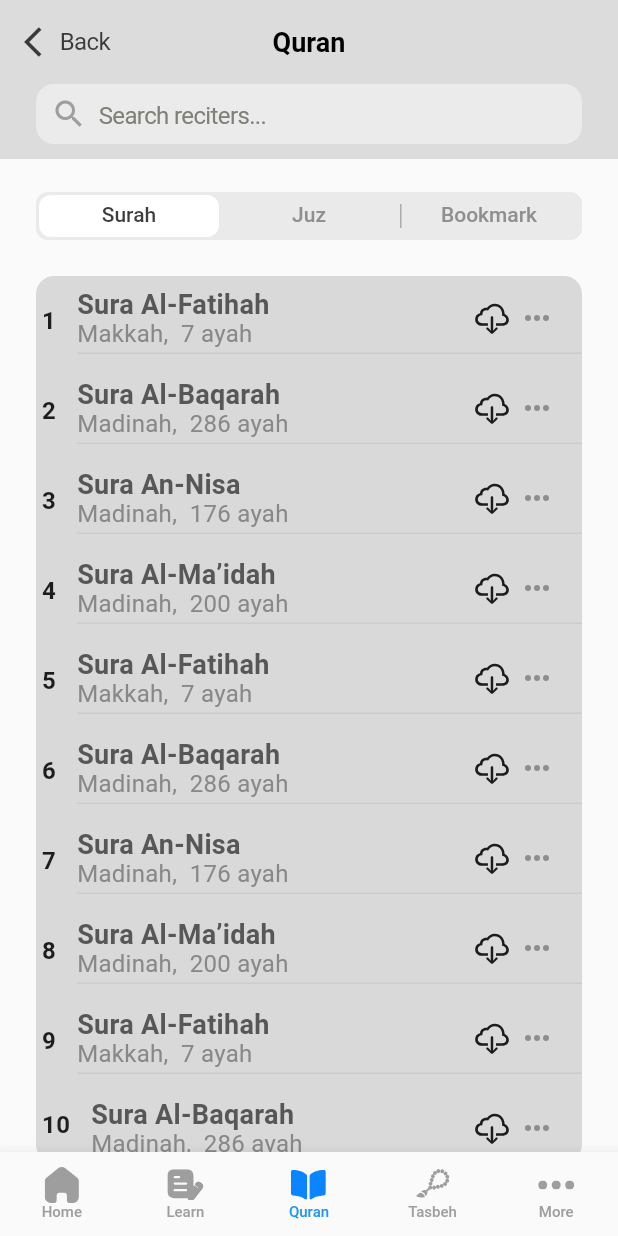
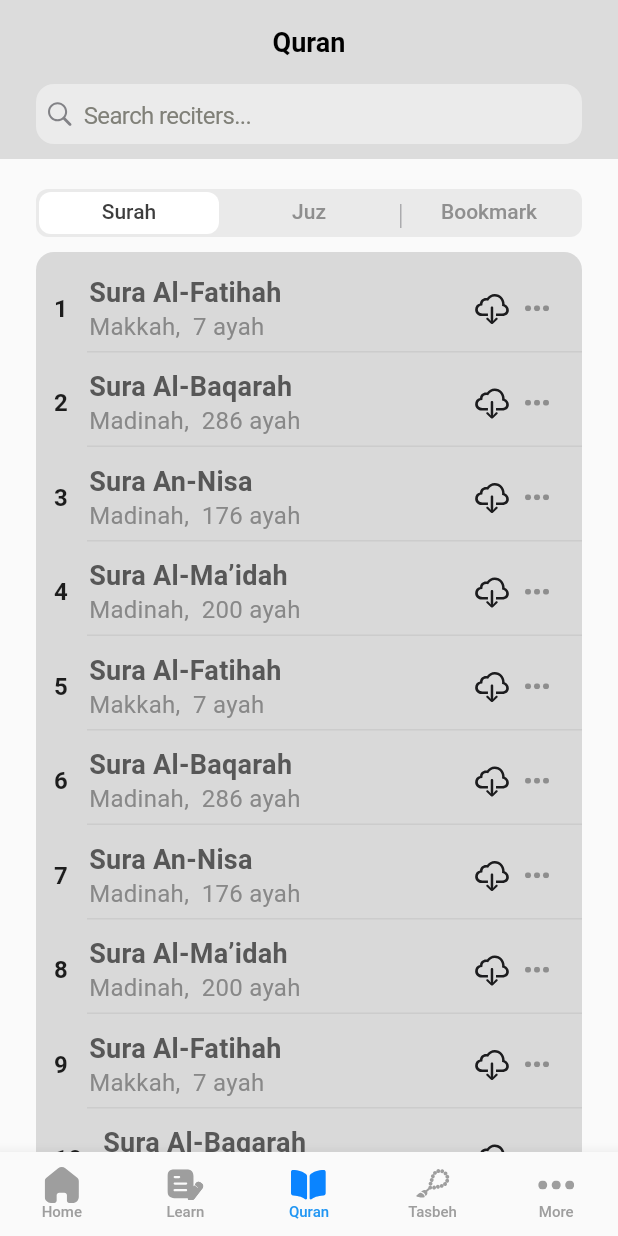
Before and after one commit to IbrohimJamoliddinov/Al-Quron, a Flutter app: the screen it shows after launch, item 3 of the bottom bar chosen, on a phone screen of 412 x 824 dp. Run offline on Flutter 3.47's test engine with Material 2 defaults, Android fonts, the phone set to English and light mode, and no system bars; our stand-ins replace carousel_slider, flutter_svg, flutter_switch, modal_bottom_sheet, percent_indicator, shared_preferences.

Commit message:
Quran screen

```diff
--- a/lib/src/ui/home/inside_reciters.dart
+++ b/lib/src/ui/home/inside_reciters.dart
@@ -375,8 +375,12 @@ class _InsideScreenState extends State<InsideScreen> {
                       shrinkWrap: true,
                       physics: NeverScrollableScrollPhysics(),
                       itemCount: data.length,
+                      padding: EdgeInsets.only(top: 4),
                       itemBuilder: (context, index) {
-                        return Row(
+                        return Column(
+                          children: [
+                            SizedBox(height: 12),
+                            Row(
                               crossAxisAlignment: CrossAxisAlignment.center,
                               mainAxisAlignment: MainAxisAlignment.center,
                               children: [
@@ -393,12 +397,6 @@ class _InsideScreenState extends State<InsideScreen> {
                                   ),
                                 ),
                                 SizedBox(width: 14),
-                            Expanded(
-                              child: Column(
-                                children: [
-                                  SizedBox(height: 16),
-                                  Row(
-                                    children: [
                                 Expanded(
                                   child: Column(
                                     children: [
@@ -440,18 +438,15 @@ class _InsideScreenState extends State<InsideScreen> {
                                 ),
                               ],
                             ),
-                                  SizedBox(height: 3),
+                            SizedBox(height: 7),
                             index == data.length - 1
                                 ? Container()
                                 : Container(
+                                    margin: EdgeInsets.only(
+                                      left: 34,
+                                    ),
                                     height: 1,
                                     color: Color(0xFFCCCCCC),
-                                        ),
-                                  index == data.length - 1
-                                      ? Container()
-                                      : SizedBox(height: 8),
-                                ],
-                              ),
                                   ),
                           ],
                         );
--- a/lib/src/ui/quran/inside_read.dart
+++ b/lib/src/ui/quran/inside_read.dart
@@ -4,15 +4,14 @@ import 'package:flutter/material.dart';
 import 'package:flutter_svg/svg.dart';
 
 class InsideRead extends StatefulWidget {
-
   @override
   _InsideReadState createState() => _InsideReadState();
 }
 
 class _InsideReadState extends State<InsideRead> {
-  int _selektedIndex = 0;
+  int _selectedIndex = 0;
 
-  List<SurahScreen> dataSurah = [
+  List<SurahScreen> data = [
     SurahScreen(surahName: "Sura Al-Fatihah", ayahMor: "Makkah,  7 ayah"),
     SurahScreen(surahName: "Sura Al-Baqarah", ayahMor: "Madinah,  286 ayah"),
     SurahScreen(surahName: "Sura An-Nisa", ayahMor: "Madinah,  176 ayah"),
@@ -31,29 +30,9 @@ class _InsideReadState extends State<InsideRead> {
       length: 3,
       child: Scaffold(
         appBar: AppBar(
-          leadingWidth: 125,
           backgroundColor: Color(0xFFDCDCDC),
           elevation: 0,
-          leading: Row(
-            children: [
-              SizedBox(
-                width: 16,
-              ),
-              Icon(
-                Icons.arrow_back_ios,
-                color: Color(0xFF3A3A3C),
-              ),
-              Text(
-                "Back",
-                style: TextStyle(
-                  color: Color(0xFF3A3A3C),
-                  fontWeight: FontWeight.w400,
-                  fontSize: 16,
-                  letterSpacing: -0.41,
-                ),
-              ),
-            ],
-          ),
+          centerTitle: true,
           title: Text(
             "Quran",
             textAlign: TextAlign.center,
@@ -67,12 +46,10 @@ class _InsideReadState extends State<InsideRead> {
         body: Column(
           children: [
             Container(
-              width: MediaQuery.of(context).size.width,
               color: Color(0xFFDCDCDC),
-              padding: EdgeInsets.only(left: 24, right: 24, bottom: 10),
+              padding: EdgeInsets.only(left: 24.0, right: 24, bottom: 10),
               child: Container(
                 height: 40,
-                padding: EdgeInsets.symmetric(horizontal: 10),
                 decoration: BoxDecoration(
                   borderRadius: BorderRadius.circular(12),
                   color: Color(0xFFEBEBEB),
@@ -80,18 +57,15 @@ class _InsideReadState extends State<InsideRead> {
                 child: Row(
                   children: [
                     SizedBox(
-                      height: 8,
+                      width: 8,
                     ),
-                    Icon(
-                      Icons.search,
-                      size: 24,
-                      color: Colors.grey,
+                    SvgPicture.asset(
+                      "assets/icons/search.svg",
                     ),
                     SizedBox(
                       width: 8,
                     ),
-                    Container(
-                      width: 120,
+                    Expanded(
                       child: TextField(
                         autofocus: false,
                         decoration: InputDecoration(
@@ -121,7 +95,7 @@ class _InsideReadState extends State<InsideRead> {
                     children: [
                       Container(
                         height: 32,
-                        margin: EdgeInsets.only(left: 24, right: 24, top: 22),
+                        margin: EdgeInsets.only(left: 24, right: 24, top: 20),
                         padding: EdgeInsets.all(2),
                         decoration: BoxDecoration(
                           color: Color(0xFFEAEAEA),
@@ -137,7 +111,7 @@ class _InsideReadState extends State<InsideRead> {
                           labelColor: Color(0xFF3D3D3D),
                           onTap: (_index) {
                             setState(() {
-                              _selektedIndex = _index;
+                              _selectedIndex = _index;
                             });
                           },
                           tabs: [
@@ -157,7 +131,7 @@ class _InsideReadState extends State<InsideRead> {
                         ),
                         height: 16,
                         width: 1,
-                        color: _selektedIndex == 2
+                        color: _selectedIndex == 2
                             ? Color.fromRGBO(60, 60, 67, 0.36)
                             : Colors.transparent,
                       ),
@@ -173,7 +147,7 @@ class _InsideReadState extends State<InsideRead> {
                         ),
                         height: 16,
                         width: 1,
-                        color: _selektedIndex == 0
+                        color: _selectedIndex == 0
                             ? Color.fromRGBO(60, 60, 67, 0.36)
                             : Colors.transparent,
                       ),
@@ -181,7 +155,11 @@ class _InsideReadState extends State<InsideRead> {
                   ),
                   Container(
                     width: double.infinity,
-                    margin: EdgeInsets.all(24),
+                    margin: EdgeInsets.only(
+                      top: 10,
+                      left: 24,
+                      right: 24,
+                    ),
                     decoration: BoxDecoration(
                       color: Color(0xFFD9D9D9),
                       borderRadius: BorderRadius.circular(12),
@@ -189,14 +167,18 @@ class _InsideReadState extends State<InsideRead> {
                     child: ListView.builder(
                       shrinkWrap: true,
                       physics: NeverScrollableScrollPhysics(),
-                      itemCount: dataSurah.length,
+                      itemCount: data.length,
+                      padding: EdgeInsets.only(top: 4),
                       itemBuilder: (context, index) {
-                        return Row(
+                        return Column(
+                          children: [
+                            SizedBox(height: 12),
+                            Row(
                               crossAxisAlignment: CrossAxisAlignment.center,
                               mainAxisAlignment: MainAxisAlignment.center,
                               children: [
                                 SizedBox(
-                              width: 4,
+                                  width: 12,
                                 ),
                                 Text(
                                   (index + 1).toString(),
@@ -211,14 +193,8 @@ class _InsideReadState extends State<InsideRead> {
                                 Expanded(
                                   child: Column(
                                     children: [
-                                  SizedBox(height: 8),
-                                  Row(
-                                    children: [
-                                      Expanded(
-                                        child: Column(
-                                          children: [
                                       Text(
-                                              dataSurah[index].surahName,
+                                        data[index].surahName,
                                         style: TextStyle(
                                           color: Color(0xFF575757),
                                           fontSize: 18,
@@ -226,8 +202,9 @@ class _InsideReadState extends State<InsideRead> {
                                           fontWeight: FontWeight.w600,
                                         ),
                                       ),
+                                      SizedBox(height: 3),
                                       Text(
-                                              dataSurah[index].ayahMor,
+                                        data[index].ayahMor,
                                         style: TextStyle(
                                           color: Color(0xFF888888),
                                           fontSize: 16,
@@ -254,18 +231,15 @@ class _InsideReadState extends State<InsideRead> {
                                 ),
                               ],
                             ),
-                                  SizedBox(height: 3),
-                                  index == dataSurah.length - 1
+                            SizedBox(height: 7),
+                            index == data.length - 1
                                 ? Container()
                                 : Container(
+                                    margin: EdgeInsets.only(
+                                      left: 34,
+                                    ),
                                     height: 1,
                                     color: Color(0xFFCCCCCC),
-                                  ),
-                                  index == dataSurah.length - 1
-                                      ? Container()
-                                      : SizedBox(height: 8),
-                                ],
-                              ),
                                   ),
                           ],
                         );
```
Lines whose indentation alone changed are shown as unchanged.
